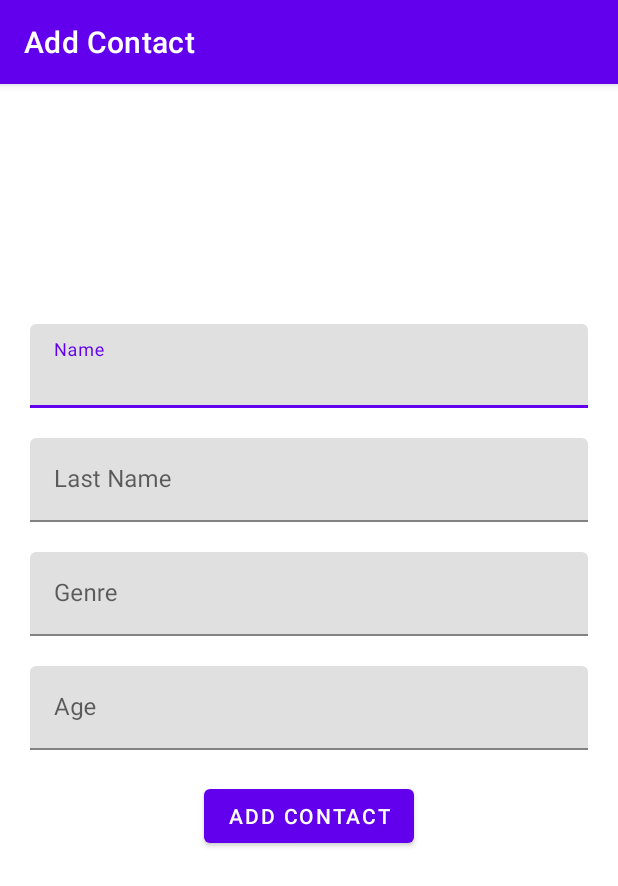
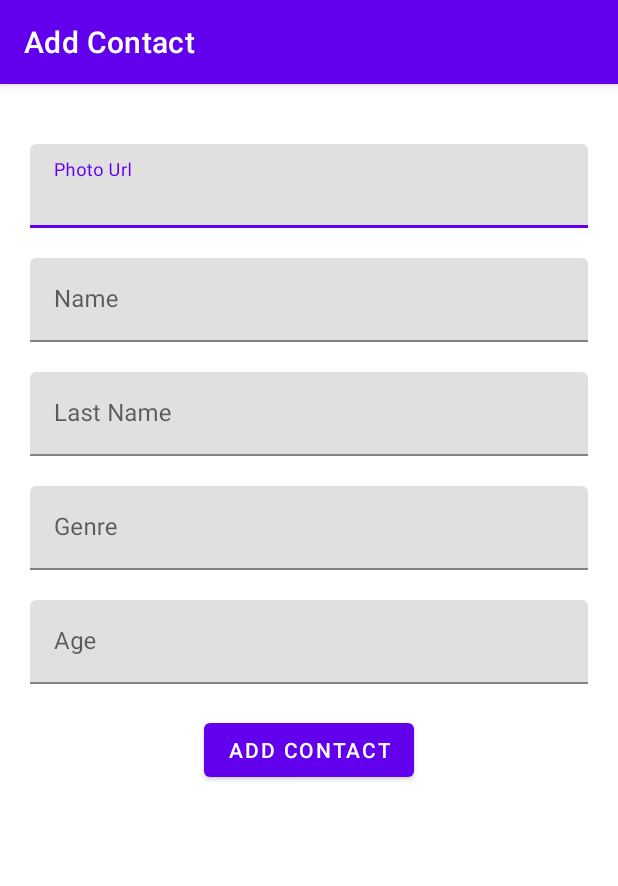
Before and after one commit to ascstb/Android-ContactsApp, an Android app: the AddContactActivity screen opened directly, with no data from a screen before it, after a tap on "ADD CONTACT", on a phone screen of 412 x 824 dp. Shown: the top 886 px of the screen. Run offline under Robolectric (Android 15) with nearby library versions, the phone set to English and light mode, and no system bars; our stand-ins replace Room's generated code, Timber, data binding.

Commit message:
Enabling Migration to add photo

```diff
--- a/app/src/main/java/com/r2devpros/android_contactsapp/model/Contact.kt
+++ b/app/src/main/java/com/r2devpros/android_contactsapp/model/Contact.kt
@@ -12,6 +12,7 @@ data class Contact(
     @NonNull
     @PrimaryKey
     var contactId: String = UUID.randomUUID().toString(),
+    var photo: String,
     var name: String,
     var lastName: String,
     var genre: String,
@@ -22,12 +23,14 @@ data class Contact(
         parcel.readString().toString(),
         parcel.readString().toString(),
         parcel.readString().toString(),
+        parcel.readString().toString(),
         parcel.readInt()
     ) {
     }
 
     override fun writeToParcel(parcel: Parcel, p1: Int) {
         parcel.writeString(contactId)
+        parcel.writeString(photo)
         parcel.writeString(name)
         parcel.writeString(lastName)
         parcel.writeString(genre)
--- a/app/src/main/java/com/r2devpros/android_contactsapp/presentation/addContact/AddContactViewModel.kt
+++ b/app/src/main/java/com/r2devpros/android_contactsapp/presentation/addContact/AddContactViewModel.kt
@@ -11,6 +11,7 @@ import timber.log.Timber
 class AddContactViewModel(
     private val repositoryManager: RepositoryManager
 ) : ViewModel() {
+    var photo: String = ""
     var name: String = ""
     var lastName: String = ""
     var genre: String = ""
@@ -18,6 +19,7 @@ class AddContactViewModel(
 
     val contact: Contact
         get() = Contact(
+            photo = photo,
             name = name,
             lastName = lastName,
             genre = genre,
--- a/app/src/main/java/com/r2devpros/android_contactsapp/repository/local/room/ContactsDatabase.kt
+++ b/app/src/main/java/com/r2devpros/android_contactsapp/repository/local/room/ContactsDatabase.kt
@@ -4,7 +4,7 @@ import androidx.room.Database
 import androidx.room.RoomDatabase
 import com.r2devpros.android_contactsapp.model.Contact
 
-@Database(entities = [Contact::class], version = 1, exportSchema = false)
+@Database(entities = [Contact::class], version = 2, exportSchema = false)
 abstract class ContactsDatabase : RoomDatabase() {
     abstract fun contactsDAO(): ContactsDAO
 }
--- a/app/src/main/java/com/r2devpros/android_contactsapp/repository/local/room/ContactsRepo.kt
+++ b/app/src/main/java/com/r2devpros/android_contactsapp/repository/local/room/ContactsRepo.kt
@@ -2,19 +2,27 @@ package com.r2devpros.android_contactsapp.repository.local.room
 
 import android.content.Context
 import androidx.room.Room
+import androidx.room.migration.Migration
+import androidx.sqlite.db.SupportSQLiteDatabase
 import com.r2devpros.android_contactsapp.model.Contact
 
 class ContactsRepo(context: Context) {
     private val contactsDAO: ContactsDAO
 
     init {
+        val MIGRATION_1_2 = object : Migration(1, 2) {
+            override fun migrate(database: SupportSQLiteDatabase) {
+                database.execSQL("ALTER TABLE 'contact' ADD COLUMN photo TEXT NOT NULL DEFAULT ''")
+            }
+        }
+
         val contactsDatabase =
             Room.databaseBuilder(
                 context,
                 ContactsDatabase::class.java,
                 "contacts-database"
             )
-                .fallbackToDestructiveMigration()
+                .addMigrations(MIGRATION_1_2)
                 .build()
 
         contactsDAO = contactsDatabase.contactsDAO()
--- a/app/src/main/res/layout/add_contact_activity_layout.xml
+++ b/app/src/main/res/layout/add_contact_activity_layout.xml
@@ -16,14 +16,22 @@
         android:padding="20dp"
         tools:context=".presentation.addContact.AddContactActivity">
 
-        <ImageView
-            android:id="@+id/ivPhoto"
-            android:layout_width="120dp"
-            android:layout_height="120dp"
-            android:contentDescription="@string/app_name"
-            app:layout_constraintEnd_toEndOf="parent"
-            app:layout_constraintStart_toStartOf="parent"
-            app:layout_constraintTop_toTopOf="parent" />
+        <com.google.android.material.textfield.TextInputLayout
+            android:id="@+id/tilPhoto"
+            android:layout_width="match_parent"
+            android:layout_height="wrap_content"
+            android:layout_marginTop="20dp"
+            android:hint="@string/contact_add_photo_label"
+            app:layout_constraintTop_toTopOf="parent">
+
+            <com.google.android.material.textfield.TextInputEditText
+                android:id="@+id/tvPhotoUrl"
+                android:layout_width="match_parent"
+                android:layout_height="wrap_content"
+                android:inputType="textPersonName"
+                android:text="@={viewModel.photo}" />
+
+        </com.google.android.material.textfield.TextInputLayout>
 
         <com.google.android.material.textfield.TextInputLayout
             android:id="@+id/tilName"
@@ -31,7 +39,7 @@
             android:layout_height="wrap_content"
             android:layout_marginTop="20dp"
             android:hint="@string/contact_add_name_label"
-            app:layout_constraintTop_toBottomOf="@id/ivPhoto">
+            app:layout_constraintTop_toBottomOf="@id/tilPhoto">
 
             <com.google.android.material.textfield.TextInputEditText
                 android:id="@+id/tvName"
--- a/app/src/main/res/values/strings.xml
+++ b/app/src/main/res/values/strings.xml
@@ -6,6 +6,7 @@
 
     <!--region Add Contact-->
     <string name="contact_add_label">Add Contact</string>
+    <string name="contact_add_photo_label">Photo Url</string>
     <string name="contact_add_name_label">Name</string>
     <string name="contact_add_last_name_label">Last Name</string>
     <string name="contact_add_genre_label">Genre</string>
```
